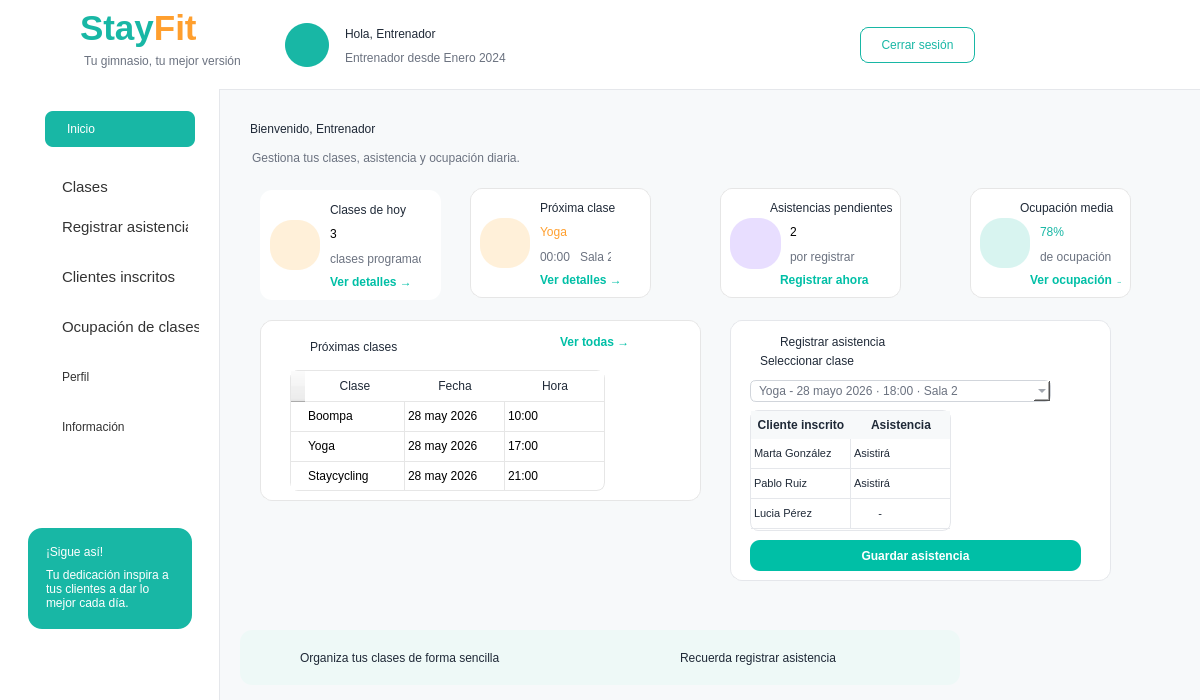
First picture: the form in Proyecto/src/vista/Ui/interfaz_entrenador.ui, repository smonts01/Ingenieria-del-software, before the edit.
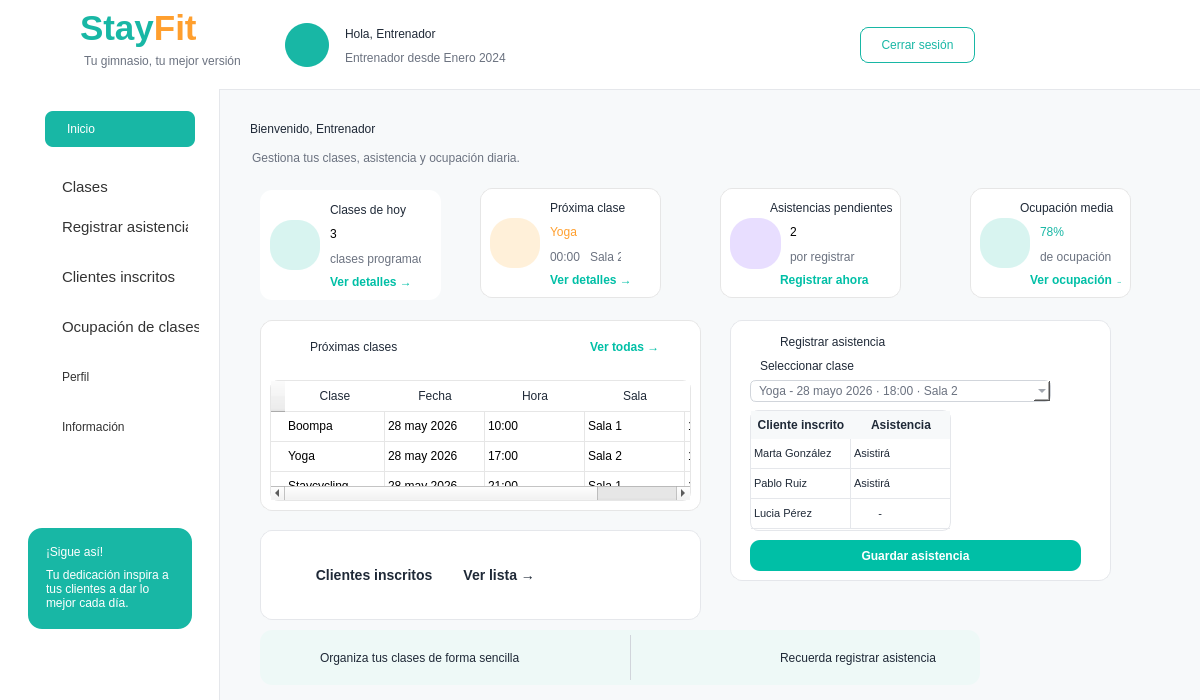
Second picture: the form after the edit. Icons and pictures are not drawn.

Commit message: interfaz_entrenador final

Patch:
```diff
--- a/Proyecto/src/vista/Ui/interfaz_entrenador.ui
+++ b/Proyecto/src/vista/Ui/interfaz_entrenador.ui
@@ -467,8 +467,8 @@
       <rect>
        <x>20</x>
        <y>130</y>
-       <width>31</width>
-       <height>21</height>
+       <width>20</width>
+       <height>20</height>
       </rect>
      </property>
      <property name="styleSheet">
@@ -482,9 +482,9 @@
      <property name="geometry">
       <rect>
        <x>20</x>
-       <y>170</y>
-       <width>31</width>
-       <height>31</height>
+       <y>180</y>
+       <width>20</width>
+       <height>20</height>
       </rect>
      </property>
      <property name="styleSheet">
@@ -499,8 +499,8 @@
       <rect>
        <x>20</x>
        <y>230</y>
-       <width>31</width>
-       <height>21</height>
+       <width>23</width>
+       <height>23</height>
       </rect>
      </property>
      <property name="styleSheet">
@@ -656,7 +656,7 @@
     <widget class="QFrame" name="card2">
      <property name="geometry">
       <rect>
-       <x>250</x>
+       <x>260</x>
        <y>98</y>
        <width>181</width>
        <height>110</height>
@@ -1041,7 +1041,7 @@
        <x>40</x>
        <y>230</y>
        <width>441</width>
-       <height>181</height>
+       <height>191</height>
       </rect>
      </property>
      <widget class="QLabel" name="lblTituloTabla">
@@ -1063,9 +1063,9 @@
      <widget class="QTableWidget" name="tablaProximasClasesEntrenador">
       <property name="geometry">
        <rect>
-        <x>30</x>
-        <y>50</y>
-        <width>315</width>
+        <x>10</x>
+        <y>60</y>
+        <width>421</width>
         <height>121</height>
        </rect>
       </property>
@@ -1076,7 +1076,7 @@
        <enum>Qt::ScrollBarAlwaysOff</enum>
       </property>
       <property name="horizontalScrollBarPolicy">
-       <enum>Qt::ScrollBarAlwaysOff</enum>
+       <enum>Qt::ScrollBarAsNeeded</enum>
       </property>
       <property name="columnCount">
        <number>5</number>
@@ -1219,8 +1219,8 @@
      <widget class="QPushButton" name="buttonVerTodasClases">
       <property name="geometry">
        <rect>
-        <x>300</x>
-        <y>10</y>
+        <x>330</x>
+        <y>15</y>
         <width>91</width>
         <height>23</height>
        </rect>
@@ -1285,7 +1285,7 @@
       <property name="geometry">
        <rect>
         <x>30</x>
-        <y>30</y>
+        <y>35</y>
         <width>120</width>
         <height>22</height>
        </rect>
@@ -1462,7 +1462,7 @@
     <widget class="QFrame" name="cardConsejo">
      <property name="geometry">
       <rect>
-       <x>20</x>
+       <x>40</x>
        <y>540</y>
        <width>720</width>
        <height>55</height>
@@ -1490,9 +1490,9 @@
      <widget class="QLabel" name="lblMotivacion">
       <property name="geometry">
        <rect>
-        <x>440</x>
+        <x>520</x>
         <y>10</y>
-        <width>260</width>
+        <width>161</width>
         <height>35</height>
        </rect>
       </property>
@@ -1522,7 +1522,7 @@
      <widget class="QLabel" name="label_15">
       <property name="geometry">
        <rect>
-        <x>360</x>
+        <x>430</x>
         <y>10</y>
         <width>61</width>
         <height>31</height>
@@ -1535,6 +1535,25 @@
        <string/>
       </property>
      </widget>
+     <widget class="Line" name="line">
+      <property name="geometry">
+       <rect>
+        <x>370</x>
+        <y>5</y>
+        <width>1</width>
+        <height>45</height>
+       </rect>
+      </property>
+      <property name="styleSheet">
+       <string notr="true">QFrame {
+    background-color: #D1D5DB;
+    border: none;
+}</string>
+      </property>
+      <property name="orientation">
+       <enum>Qt::Vertical</enum>
+      </property>
+     </widget>
     </widget>
     <widget class="QLabel" name="label_16">
      <property name="geometry">
@@ -1567,22 +1586,6 @@
      <property name="styleSheet">
       <string notr="true">background: #FFFFFF;border-radius: 12px;</string>
      </property>
-     <widget class="QLabel" name="lblIconPago_2">
-      <property name="geometry">
-       <rect>
-        <x>10</x>
-        <y>30</y>
-        <width>50</width>
-        <height>50</height>
-       </rect>
-      </property>
-      <property name="styleSheet">
-       <string notr="true">background-color:#FFF0D9; border-radius:22px; font:16pt &quot;Segoe UI Emoji&quot;; color:#FF9F2E;</string>
-      </property>
-      <property name="text">
-       <string/>
-      </property>
-     </widget>
      <widget class="QLabel" name="lblTituloproxclase_2">
       <property name="geometry">
        <rect>
@@ -1679,6 +1682,38 @@
        <bool>true</bool>
       </property>
      </widget>
+     <widget class="QLabel" name="lblIconAs_2">
+      <property name="geometry">
+       <rect>
+        <x>10</x>
+        <y>30</y>
+        <width>50</width>
+        <height>50</height>
+       </rect>
+      </property>
+      <property name="styleSheet">
+       <string notr="true">background-color:#D8F4F0; color:#18B7A5; border-radius:22px; font:bold 20pt &quot;Segoe UI&quot;;</string>
+      </property>
+      <property name="text">
+       <string/>
+      </property>
+     </widget>
+     <widget class="QLabel" name="label_7">
+      <property name="geometry">
+       <rect>
+        <x>10</x>
+        <y>40</y>
+        <width>51</width>
+        <height>31</height>
+       </rect>
+      </property>
+      <property name="styleSheet">
+       <string notr="true">image:url(:/newPrefix/calendario.png); background:transparent</string>
+      </property>
+      <property name="text">
+       <string/>
+      </property>
+     </widget>
     </widget>
     <widget class="QLabel" name="label_17">
      <property name="geometry">
@@ -1693,6 +1728,83 @@
       <string/>
      </property>
     </widget>
+    <widget class="QLabel" name="label_18">
+     <property name="geometry">
+      <rect>
+       <x>-40</x>
+       <y>0</y>
+       <width>1101</width>
+       <height>611</height>
+      </rect>
+     </property>
+     <property name="styleSheet">
+      <string notr="true">image:url(:/entrenador/reborde_ola.png)</string>
+     </property>
+     <property name="text">
+      <string/>
+     </property>
+    </widget>
+    <widget class="QPushButton" name="pushButton">
+     <property name="geometry">
+      <rect>
+       <x>40</x>
+       <y>440</y>
+       <width>441</width>
+       <height>90</height>
+      </rect>
+     </property>
+     <property name="styleSheet">
+      <string notr="true">QPushButton {
+    background-color: white;
+    border: 1px solid #E5E7EB;
+    border-radius: 12px;
+    color: #1F2937;
+    font-size: 14px;
+    font-weight: bold;
+    text-align: left;
+    padding-left: 20px;
+}
+
+QPushButton:hover {
+    background-color: #F0FFFC;
+    border: 1px solid #00BFA6;
+    color: #00BFA6;
+}</string>
+     </property>
+     <property name="text">
+      <string>         Clientes inscritos        Ver lista →</string>
+     </property>
+    </widget>
+    <widget class="QLabel" name="label_19">
+     <property name="geometry">
+      <rect>
+       <x>50</x>
+       <y>480</y>
+       <width>47</width>
+       <height>21</height>
+      </rect>
+     </property>
+     <property name="styleSheet">
+      <string notr="true">image:url(:/entrenador/ver-usuario.png)</string>
+     </property>
+     <property name="text">
+      <string/>
+     </property>
+    </widget>
+    <zorder>label_18</zorder>
+    <zorder>lblBienvenida</zorder>
+    <zorder>lblResumen</zorder>
+    <zorder>card2</zorder>
+    <zorder>card3</zorder>
+    <zorder>card4</zorder>
+    <zorder>cardTabla</zorder>
+    <zorder>asist</zorder>
+    <zorder>cardConsejo</zorder>
+    <zorder>label_16</zorder>
+    <zorder>card2_2</zorder>
+    <zorder>label_17</zorder>
+    <zorder>pushButton</zorder>
+    <zorder>label_19</zorder>
    </widget>
   </widget>
  </widget>
```
Left out of the diff: 18 changed lines with no effect on the pictures. The commit also changes 1 other file.
